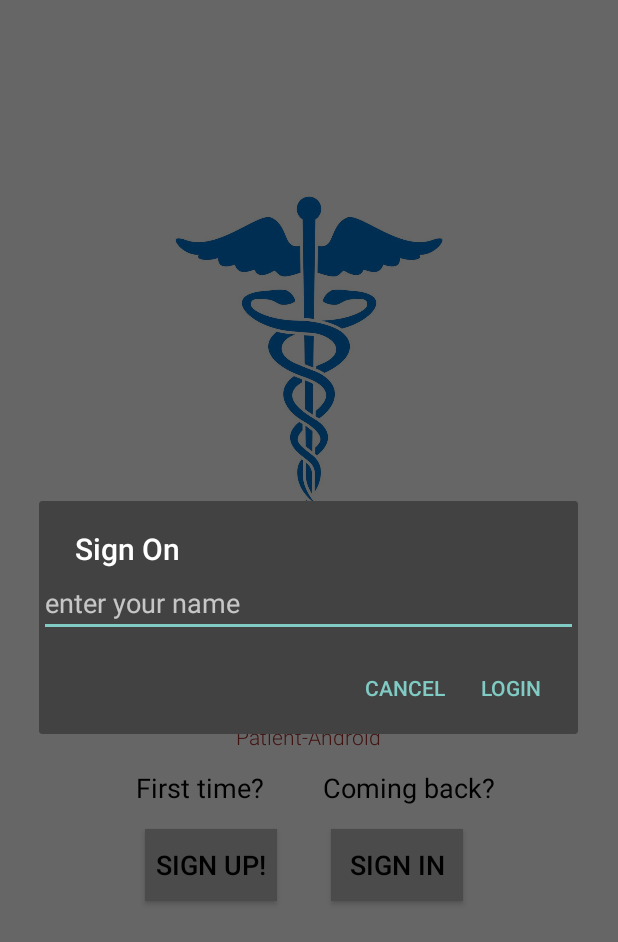
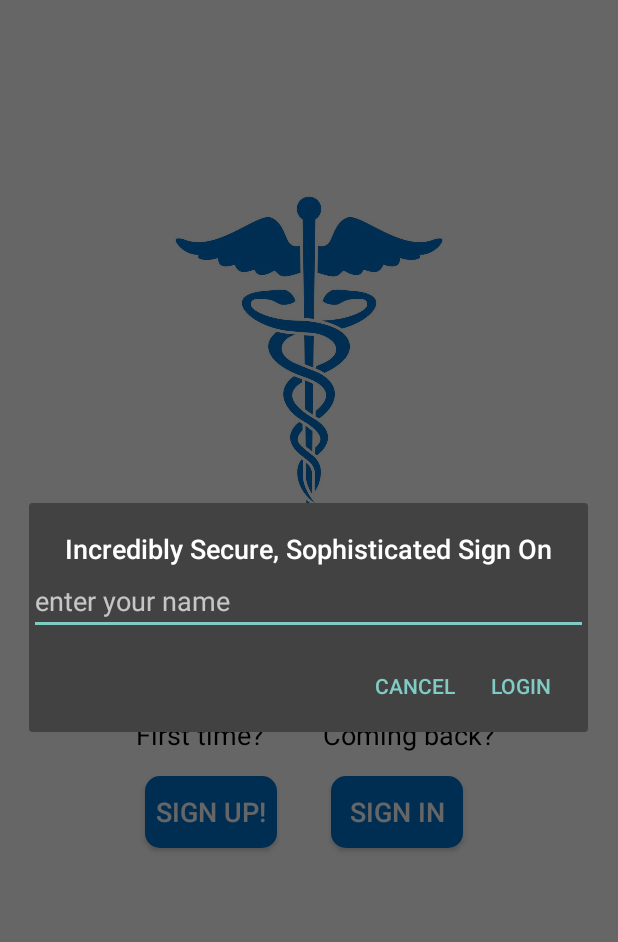
Before and after one commit to zappyfish/CS-4279-Android, an Android app: the screen it shows after launch (MainActivity), after a tap on "SIGN IN", on a phone screen of 412 x 824 dp. Shown: the top 942 px of the screen. Run offline under Robolectric (Android 15) with nearby library versions, the phone set to English and light mode, and no system bars.

```diff
--- a/app/src/main/AndroidManifest.xml
+++ b/app/src/main/AndroidManifest.xml
@@ -6,6 +6,7 @@
     <uses-permission android:name="android.permission.INTERNET" />
 
     <application
+        android:usesCleartextTraffic="true"
         android:allowBackup="true"
         android:icon="@mipmap/ic_launcher"
         android:label="@string/app_name"
--- a/app/src/main/java/com/example/liamkelly/patient_android/MainActivity.java
+++ b/app/src/main/java/com/example/liamkelly/patient_android/MainActivity.java
@@ -39,7 +39,7 @@ public class MainActivity extends AppCompatActivity {
             @Override
             public void onClick(View v) {
                 final AlertDialog.Builder dialogBuilder = new AlertDialog.Builder(MainActivity.this);
-                dialogBuilder.setTitle("Sign On");
+                dialogBuilder.setTitle("Incredibly Secure, Sophisticated Sign On");
 
                 final EditText input = new EditText(MainActivity.this);
                 input.setHint("enter your name");
--- a/app/src/main/java/com/example/liamkelly/patient_android/studies/StudyPreviewAdapter.java
+++ b/app/src/main/java/com/example/liamkelly/patient_android/studies/StudyPreviewAdapter.java
@@ -3,7 +3,9 @@ package com.example.liamkelly.patient_android.studies;
 import android.content.Context;
 import android.content.Intent;
 import android.support.v7.widget.RecyclerView;
+import android.util.Log;
 import android.view.LayoutInflater;
+import android.view.MotionEvent;
 import android.view.View;
 import android.view.ViewGroup;
 import android.widget.TextView;
@@ -59,7 +61,6 @@ public class StudyPreviewAdapter extends RecyclerView.Adapter<StudyPreviewAdapte
     }
 
     public class ViewHolder extends RecyclerView.ViewHolder implements View.OnClickListener {
-
         private TextView mStudyNameField;
         private TextView mInstitutionField;
         private TextView mResearcherField;
--- /dev/null
+++ b/app/src/main/res/drawable/round_button.xml
@@ -0,0 +1,9 @@
+<?xml version="1.0" encoding="utf-8"?>
+<shape xmlns:android="http://schemas.android.com/apk/res/android" android:shape="rectangle" android:padding="10dp">
+    <solid android:color="@color/logo_color"/> <!-- this one is ths color of the Rounded Button -->
+    <corners
+        android:bottomRightRadius="10dp"
+        android:bottomLeftRadius="10dp"
+        android:topLeftRadius="10dp"
+        android:topRightRadius="10dp"/>
+</shape>
--- a/app/src/main/res/layout/activity_main.xml
+++ b/app/src/main/res/layout/activity_main.xml
@@ -14,14 +14,14 @@
         android:layout_gravity="center"
         android:src="@drawable/logo" />
 
-    <TextView
-        android:layout_width="wrap_content"
-        android:layout_height="wrap_content"
-        android:padding="8dp"
-        android:text="@string/app_name"
-        android:layout_gravity="center_horizontal"
-        android:fontFamily="sans-serif-light"
-        android:textColor="#a2302a"/>
+    <!--<TextView-->
+        <!--android:layout_width="wrap_content"-->
+        <!--android:layout_height="wrap_content"-->
+        <!--android:padding="8dp"-->
+        <!--android:text="@string/app_name"-->
+        <!--android:layout_gravity="center_horizontal"-->
+        <!--android:fontFamily="sans-serif-light"-->
+        <!--android:textColor="#a2302a"/>-->
 
     <GridLayout
         android:layout_width="wrap_content"
@@ -57,8 +57,8 @@
             android:layout_columnWeight="1"
             android:layout_rowWeight="1"
             android:layout_height="wrap_content"
-            android:textColor="#000000"
-            android:background="#BBBBBB"
+            android:textColor="#FFFFFF"
+            android:background="@drawable/round_button"
             android:textSize="18dp"
             android:layout_margin="15dp"
             android:layout_gravity="center_horizontal"
@@ -69,8 +69,8 @@
             android:layout_columnWeight="1"
             android:layout_rowWeight="1"
             android:layout_height="wrap_content"
-            android:textColor="#000000"
-            android:background="#BBBBBB"
+            android:textColor="#FFFFFF"
+            android:background="@drawable/round_button"
             android:textSize="18dp"
             android:layout_margin="15dp"
             android:layout_gravity="center_horizontal"
--- a/app/src/main/res/values/colors.xml
+++ b/app/src/main/res/values/colors.xml
@@ -3,4 +3,5 @@
     <color name="colorPrimary">#3F51B5</color>
     <color name="colorPrimaryDark">#303F9F</color>
     <color name="colorAccent">#FF4081</color>
+    <color name="logo_color">#0174CF</color>
 </resources>
```
Also changed, not shown: app/src/main/java/com/example/liamkelly/patient_android/api/RecordsAPIRequest.java (+33 -4 lines), app/src/main/res/layout/content_full_study.xml (+25 -0 lines).
